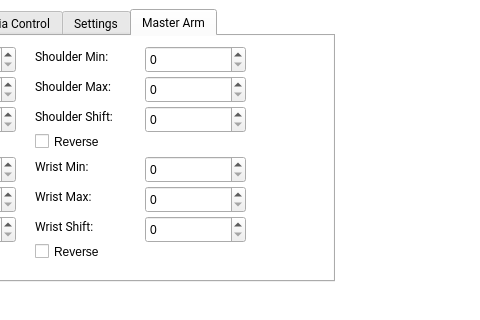
This is MissionControl/soromainwindow.ui in wuspy/soro as Qt 5 draws it before an edit; both pictures show x 467 to 947 and y 0 to 320 of the 947 by 600 pixel window. The edited form follows.
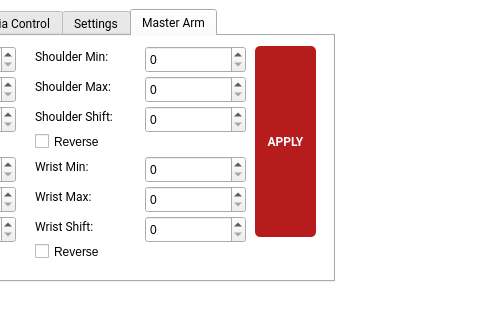
This is the edited form. The open tabs and pages were chosen to show the change. Custom widgets are drawn as their Qt base class.

Commit message: Fix Rover2 broadcasting

What changed in the file:
```diff
--- a/MissionControl/soromainwindow.ui
+++ b/MissionControl/soromainwindow.ui
@@ -1437,6 +1437,34 @@
           <string>Reverse</string>
          </property>
         </widget>
+        <widget class="QPushButton" name="applyMasterArmUpdateButton">
+         <property name="geometry">
+          <rect>
+           <x>470</x>
+           <y>10</y>
+           <width>61</width>
+           <height>191</height>
+          </rect>
+         </property>
+         <property name="font">
+          <font>
+           <family>Roboto</family>
+           <weight>75</weight>
+           <bold>true</bold>
+          </font>
+         </property>
+         <property name="styleSheet">
+          <string notr="true">border-radius: 5px;
+color: white;
+background-color: #b71c1c;</string>
+         </property>
+         <property name="text">
+          <string>APPLY</string>
+         </property>
+         <property name="flat">
+          <bool>true</bool>
+         </property>
+        </widget>
        </widget>
       </widget>
      </item>
```
Left out of the diff: 28 changed lines with no effect on the pictures. The commit also changes 2 other files.
